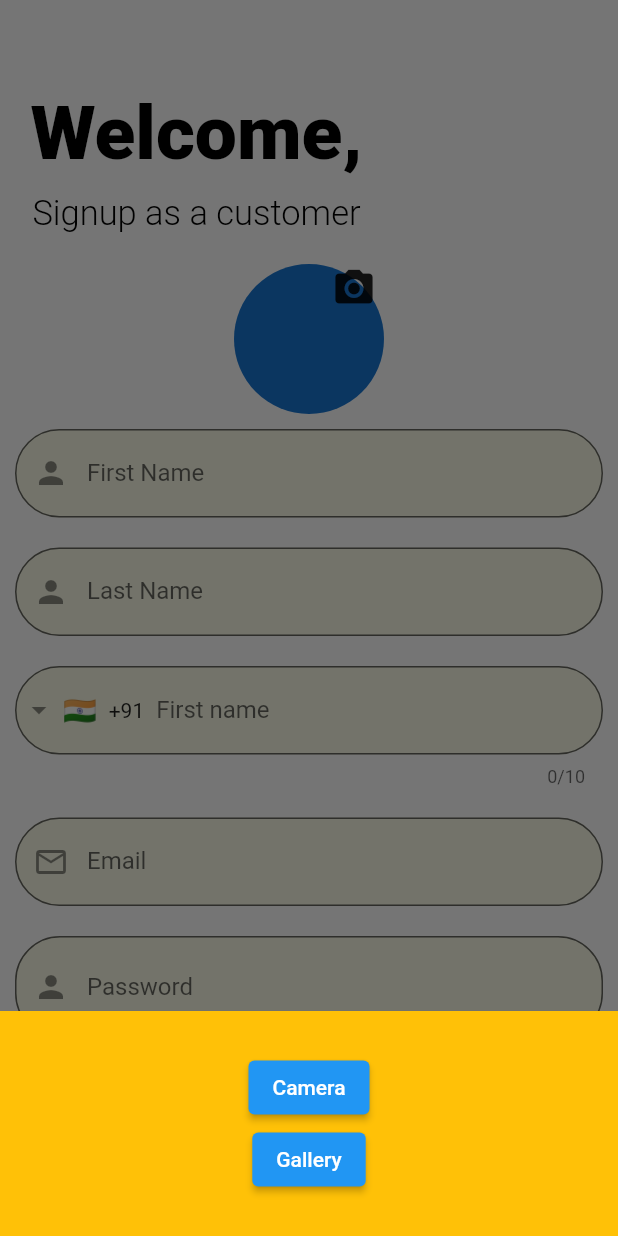
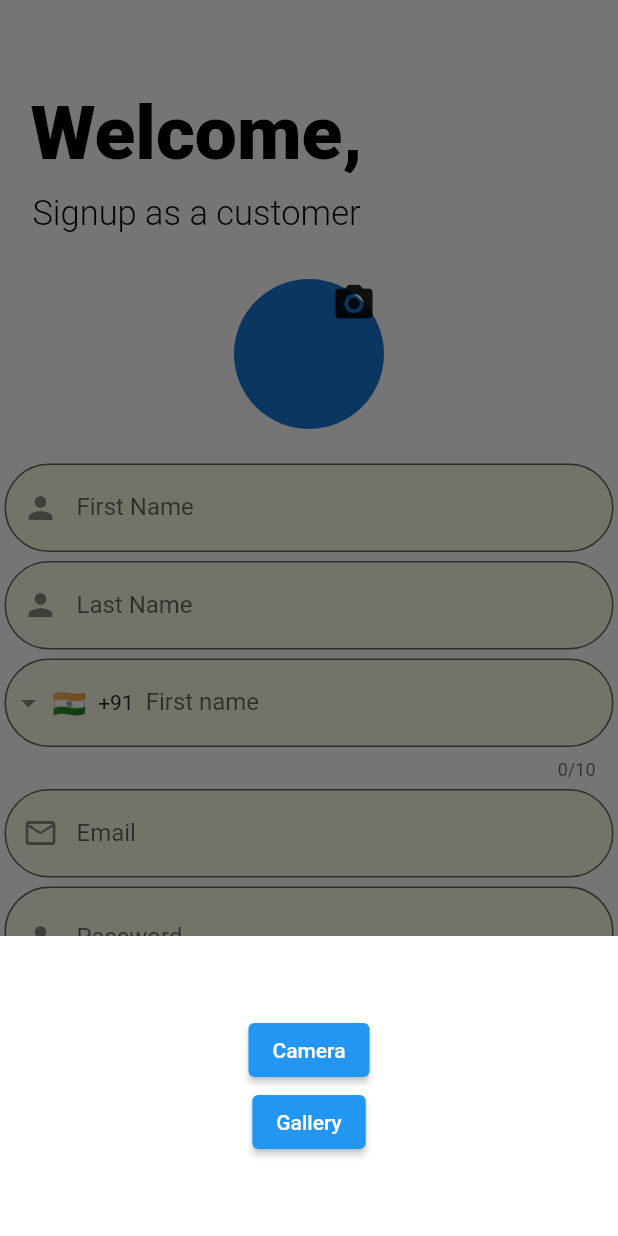
Before and after one commit to ayan-gorain/Enchantee, a Flutter app: the Customersignupage screen opened by its route, after a tap on the "camera alt" icon, on a phone screen of 412 x 824 dp. Run offline on Flutter 3.47's test engine with Material 2 defaults, Android fonts, the phone set to English and light mode, and no system bars; drawn by our look-alikes of intl_phone_field; our stand-ins replace flutter_screenutil, font_awesome_flutter, image_picker.

Commit message:
customersign up going on

```diff
--- a/lib/main.dart
+++ b/lib/main.dart
@@ -1,5 +1,6 @@
 import 'package:flutter/material.dart';
 import 'package:enchante/pages/customers_signup.dart';
+import 'package:enchante/pages/customers_signup1.dart';
 import 'package:enchante/pages/first_page.dart';
 import 'package:enchante/utiles/routes.dart';
 import 'pages/open_page.dart';
@@ -25,6 +26,7 @@ class Myapp extends StatelessWidget {
         Myroutes.signupRoute: (context) =>Signuppage(),
         Myroutes.open2Route: (context) =>Open2page(),
         Myroutes.customersignupRoute: (context) =>Customersignupage(),
+        Myroutes.customersignup1Route: (context) =>Customersignupage1(),
       },
     );
   }
--- a/lib/pages/customers_signup.dart
+++ b/lib/pages/customers_signup.dart
@@ -1,3 +1,4 @@
+import 'package:enchante/utiles/routes.dart';
 import 'package:enchante/widget/user_image_picker.dart';
 import 'package:flutter/material.dart';
 import 'package:intl_phone_field/intl_phone_field.dart';
@@ -43,10 +44,11 @@ class _CustomersignupageState extends State<Customersignupage> {
                             color: Colors.black,
                             fontWeight: FontWeight.w300)),
                 ),
+                const SizedBox(height: 30),
+                const UserImagePicker(),
                 const SizedBox(height: 20),
-                const UserImagePicker(),
                 const Padding(
-                  padding: EdgeInsets.all(10.0),
+                  padding: EdgeInsets.all(3.0),
                   child: TextField(
                     decoration: InputDecoration(
                       filled: true,
@@ -64,7 +66,7 @@ class _CustomersignupageState extends State<Customersignupage> {
                   ),
                 ),
                 const Padding(
-                  padding: const EdgeInsets.all(10.0),
+                  padding: const EdgeInsets.all(3.0),
                     child: TextField(
                       decoration: InputDecoration(
                         filled: true,
@@ -83,7 +85,7 @@ class _CustomersignupageState extends State<Customersignupage> {
                   ),
                 ),
                 Padding(
-                  padding: const EdgeInsets.all(10.0),
+                  padding: const EdgeInsets.all(3.0),
                   child: Container(
                     child: IntlPhoneField(
                       decoration: const InputDecoration(
@@ -108,7 +110,7 @@ class _CustomersignupageState extends State<Customersignupage> {
                   ),
                 ),
                 const Padding(
-                  padding: EdgeInsets.all(10.0),
+                  padding: EdgeInsets.all(3.0),
                   child: TextField(
                       decoration: InputDecoration(
                         filled: true,
@@ -129,7 +131,7 @@ class _CustomersignupageState extends State<Customersignupage> {
 
 
                 Padding(
-                  padding: const EdgeInsets.all(10.0),
+                  padding: const EdgeInsets.all(3.0),
                   child: TextField(
                     obscureText: _isHidden,
                     decoration: InputDecoration(
@@ -156,7 +158,7 @@ class _CustomersignupageState extends State<Customersignupage> {
                   ),
                 ),
                 Padding(
-                  padding: const EdgeInsets.all(10.0),
+                  padding: const EdgeInsets.all(3.0),
                   child: TextField(
                     obscureText: _isHidden,
                     decoration: InputDecoration(
@@ -181,8 +183,24 @@ class _CustomersignupageState extends State<Customersignupage> {
                     ),
                   ),
                 ),
-
-
+                const SizedBox(height:20),
+                MaterialButton(
+                  minWidth: 300,
+                  height: 50,
+                  onPressed: () {
+                    Navigator.pushNamed(context, Myroutes.customersignup1Route);
+                  },
+                  color: Colors.deepOrangeAccent,
+                  shape: RoundedRectangleBorder(
+                      side: BorderSide(
+                        color: Colors.black,
+                      ),
+                      borderRadius: BorderRadius.circular(50)),
+                  child: Text("Next",
+                      style: TextStyle(
+                        fontWeight: FontWeight.w500,
+                      )),
+                ),
               ],
 
             ),
--- /dev/null
+++ b/lib/pages/customers_signup1.dart
@@ -0,0 +1,9 @@
+import 'package:flutter/material.dart';
+class Customersignupage1 extends StatelessWidget {
+  const Customersignupage1({Key? key}) : super(key: key);
+
+  @override
+  Widget build(BuildContext context) {
+    return Container();
+  }
+}
--- a/lib/utiles/routes.dart
+++ b/lib/utiles/routes.dart
@@ -5,4 +5,5 @@ class Myroutes {
   static String signupRoute = "/sign";
   static String open2Route= "/open2";
   static String customersignupRoute= "/cussignup";
+  static String customersignup1Route= "/cussign1up";
 }
--- a/lib/widget/user_image_picker.dart
+++ b/lib/widget/user_image_picker.dart
@@ -30,8 +30,8 @@ class _UserImagePickerState extends State<UserImagePicker> {
       context: context,
       builder: (BuildContext context) {
         return Container(
-          height: 150,
-          color: Colors.amber,
+          height: 200,
+          color: Colors.white,
           child: Center(
             child: Column(
               mainAxisAlignment: MainAxisAlignment.center,
```
